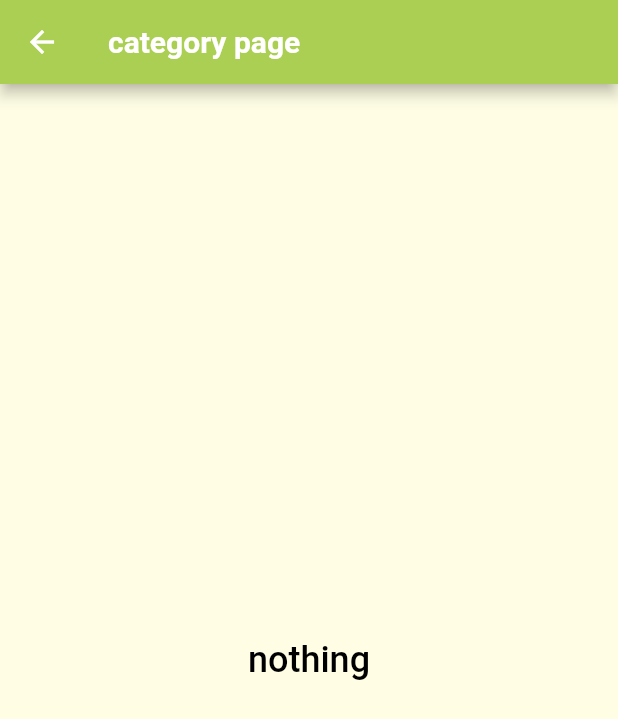
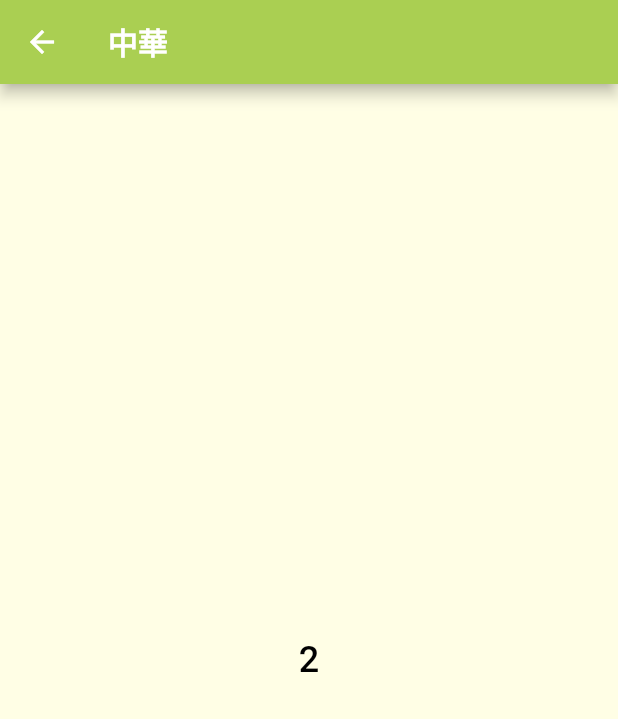
Before and after one commit to trm11tkr/meals-app, a Flutter app: the screen it shows after launch, after a tap on "中華", on a phone screen of 412 x 824 dp. Shown: the top 719 px of the screen. Run offline on Flutter 3.47's test engine with Material 2 defaults, Android fonts, the phone set to English and light mode, and no system bars; our stand-ins replace freezed_annotation; Roboto replaces fonts that are missing (KaiseiOpti, MPLUSRounded1c).

Commit message:
遷移先にカテゴリー情報を受け渡しする処理の追加

```diff
--- a/lib/categories_page.dart
+++ b/lib/categories_page.dart
@@ -19,8 +19,13 @@ class CategoriesPage extends StatelessWidget {
           mainAxisSpacing: 20,
         ),
         children: DUMMY_CATEGORIES
-            .map((catData) =>
-                CategoryItem(title: catData.title, color: catData.color))
+            .map(
+              (catData) => CategoryItem(
+                id: catData.id,
+                title: catData.title,
+                color: catData.color,
+              ),
+            )
             .toList(),
       ),
     );
--- a/lib/category_item.dart
+++ b/lib/category_item.dart
@@ -3,8 +3,10 @@ import 'package:flutter/material.dart';
 import './category_meals_page.dart';
 
 class CategoryItem extends StatelessWidget {
-  const CategoryItem({Key? key, required this.title, required this.color})
+  const CategoryItem(
+      {Key? key, required this.id, required this.title, required this.color})
       : super(key: key);
+  final String id;
   final String title;
   final Color color;
 
@@ -12,7 +14,10 @@ class CategoryItem extends StatelessWidget {
     Navigator.of(ctx).push(
       MaterialPageRoute(
         builder: (_) {
-          return const CategoryMealsPage();
+          return CategoryMealsPage(
+            categoryId: id,
+            categoryTitle: title,
+          );
         },
       ),
     );
--- a/lib/category_meals_page.dart
+++ b/lib/category_meals_page.dart
@@ -1,16 +1,24 @@
 import 'package:flutter/material.dart';
 
 class CategoryMealsPage extends StatelessWidget {
-  const CategoryMealsPage({Key? key}) : super(key: key);
+  const CategoryMealsPage(
+      {Key? key, required this.categoryId, required this.categoryTitle})
+      : super(key: key);
+
+  final String categoryId;
+  final String categoryTitle;
 
   @override
   Widget build(BuildContext context) {
     return Scaffold(
       appBar: AppBar(
-        title: const Text('category page'),
+        title: Text(categoryTitle),
       ),
       body: Center(
-        child: Text("nothing", style: Theme.of(context).textTheme.bodyLarge,),
+        child: Text(
+          categoryId,
+          style: Theme.of(context).textTheme.bodyLarge,
+        ),
       ),
     );
   }
```
